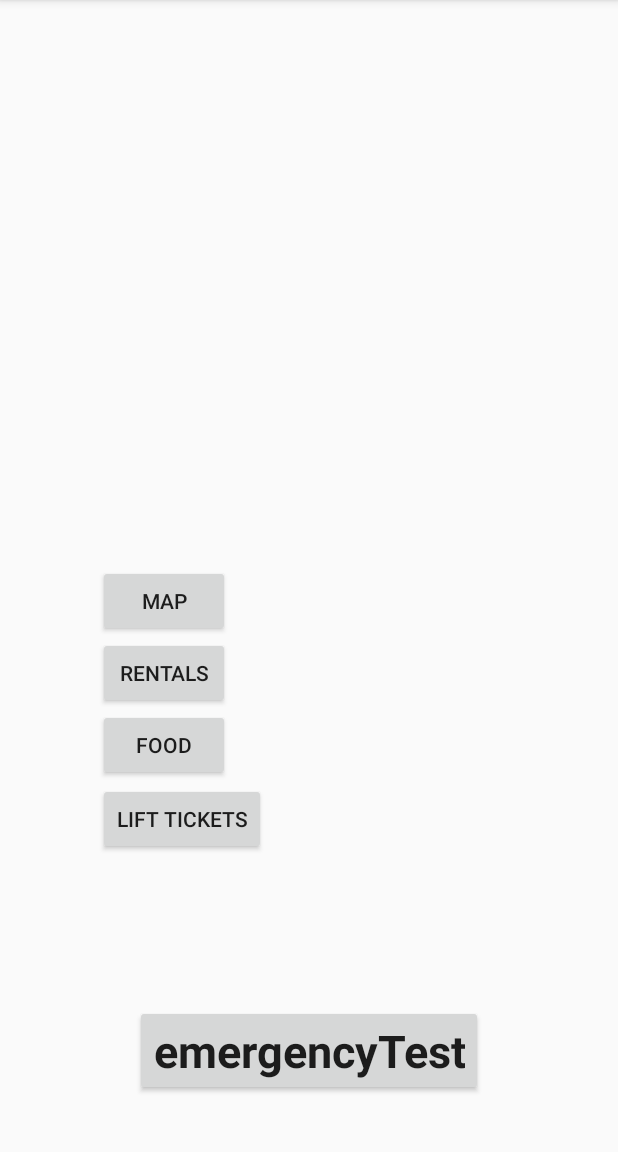
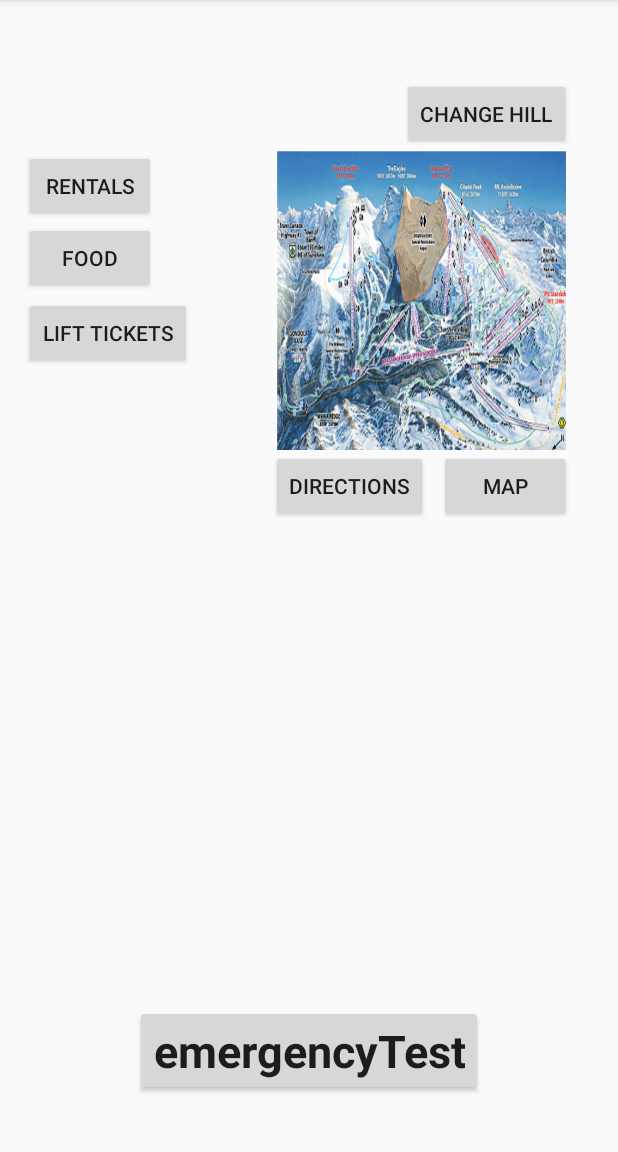
Before and after one commit to NyleVII/SkiHillHCI, an Android app: the screen it shows after launch (MainActivity), on a phone screen of 412 x 824 dp, the part 84-1236 px from its top. Run offline under Robolectric (Android 15) with nearby library versions, the phone set to English and light mode, and no system bars.

Commit message:
Change hills activity added shifted main screen around and prettied it up

```diff
--- a/app/src/main/AndroidManifest.xml
+++ b/app/src/main/AndroidManifest.xml
@@ -20,7 +20,8 @@
         <activity android:name=".FoodMenuActivity" />
         <activity android:name=".EmergencyActivity" />
         <activity android:name=".RunActivity" />
-        <activity android:name=".LiftTicketActivity"></activity>
+        <activity android:name=".LiftTicketActivity" />
+        <activity android:name=".ChangeHillActivity"></activity>
     </application>
 
 </manifest>
--- a/app/src/main/java/nylecpsc481/skihillhci/MainActivity.java
+++ b/app/src/main/java/nylecpsc481/skihillhci/MainActivity.java
@@ -42,4 +42,10 @@ public class MainActivity extends AppCompatActivity {
         Intent intent = new Intent(this, LiftTicketActivity.class);
         startActivity(intent);
     }
+
+    public void changeHill(View view){
+
+        Intent intent = new Intent(this, ChangeHillActivity.class);
+        startActivity(intent);
+    }
 }
--- a/app/src/main/res/layout/activity_main.xml
+++ b/app/src/main/res/layout/activity_main.xml
@@ -1,5 +1,6 @@
 <?xml version="1.0" encoding="utf-8"?>
 <RelativeLayout xmlns:android="http://schemas.android.com/apk/res/android"
+    xmlns:app="http://schemas.android.com/apk/res-auto"
     xmlns:tools="http://schemas.android.com/tools"
     android:id="@+id/activity_main"
     android:layout_width="match_parent"
@@ -25,27 +26,25 @@
         android:onClick="openEmergency" />
 
     <Button
-        android:text="MAP"
-        android:layout_width="wrap_content"
-        android:layout_height="wrap_content"
-        android:id="@+id/mapButton"
-        android:onClick="openMap"
-        android:layout_marginLeft="49dp"
-        android:layout_marginStart="49dp"
-        android:layout_above="@+id/rentalsButton"
-        android:layout_alignParentLeft="true"
-        android:layout_alignParentStart="true" />
-
-    <Button
         android:text="Food"
         android:layout_width="wrap_content"
         android:layout_height="wrap_content"
         android:id="@+id/foodButton"
         android:onClick="openFoodMenu"
-        android:layout_marginBottom="149dp"
-        android:layout_above="@+id/button3"
-        android:layout_alignLeft="@+id/rentalsButton"
-        android:layout_alignStart="@+id/rentalsButton" />
+        android:layout_below="@+id/rentalsButton"
+        android:layout_alignParentLeft="true"
+        android:layout_alignParentStart="true" />
+
+    <Button
+        android:text="Lift Tickets"
+        android:layout_width="wrap_content"
+        android:layout_height="wrap_content"
+        android:id="@+id/LiftTicketsButton"
+        android:onClick="openLiftTickets"
+        android:layout_below="@+id/rentalsButton"
+        android:layout_alignParentLeft="true"
+        android:layout_alignParentStart="true"
+        android:layout_marginTop="50dp" />
 
     <Button
         android:text="RENTALS"
@@ -53,19 +52,49 @@
         android:layout_height="wrap_content"
         android:id="@+id/rentalsButton"
         android:onClick="openRentals"
-        android:layout_above="@+id/foodButton"
-        android:layout_alignLeft="@+id/mapButton"
-        android:layout_alignStart="@+id/mapButton" />
+        android:layout_marginTop="84dp"
+        android:layout_alignParentTop="true"
+        android:layout_alignParentLeft="true"
+        android:layout_alignParentStart="true" />
+
+    <ImageView
+        android:layout_height="200dp"
+        app:srcCompat="@drawable/sunshine_tall"
+        android:id="@+id/imageView"
+        android:layout_width="200dp"
+        android:layout_marginRight="15dp"
+        android:layout_marginEnd="15dp"
+        android:layout_alignTop="@+id/rentalsButton"
+        android:layout_alignParentRight="true"
+        android:layout_alignParentEnd="true" />
 
     <Button
-        android:text="Lift Tickets"
+        android:text="MAP"
         android:layout_width="wrap_content"
         android:layout_height="wrap_content"
-        android:id="@+id/LiftTicketsButton"
-        android:onClick="openLiftTickets"
-        android:layout_marginTop="49dp"
-        android:layout_below="@+id/rentalsButton"
-        android:layout_alignLeft="@+id/foodButton"
-        android:layout_alignStart="@+id/foodButton" />
+        android:id="@+id/mapButton"
+        android:onClick="openMap"
+        android:layout_below="@+id/imageView"
+        android:layout_alignRight="@+id/imageView"
+        android:layout_alignEnd="@+id/imageView" />
+
+    <Button
+        android:text="Change Hill"
+        android:layout_width="wrap_content"
+        android:layout_height="wrap_content"
+        android:layout_above="@+id/imageView"
+        android:layout_alignRight="@+id/imageView"
+        android:layout_alignEnd="@+id/imageView"
+        android:id="@+id/changeHillButton"
+        android:onClick="changeHill"/>
+
+    <Button
+        android:text="Directions"
+        android:layout_width="wrap_content"
+        android:layout_height="wrap_content"
+        android:id="@+id/directionsButton"
+        android:layout_below="@+id/imageView"
+        android:layout_alignLeft="@+id/imageView"
+        android:layout_alignStart="@+id/imageView" />
 
 </RelativeLayout>
```
Also changed, not shown: app/src/main/java/nylecpsc481/skihillhci/ChangeHillActivity.java (added, +13 -0 lines), app/src/main/res/layout/activity_change_hill.xml (added, +196 -0 lines).
